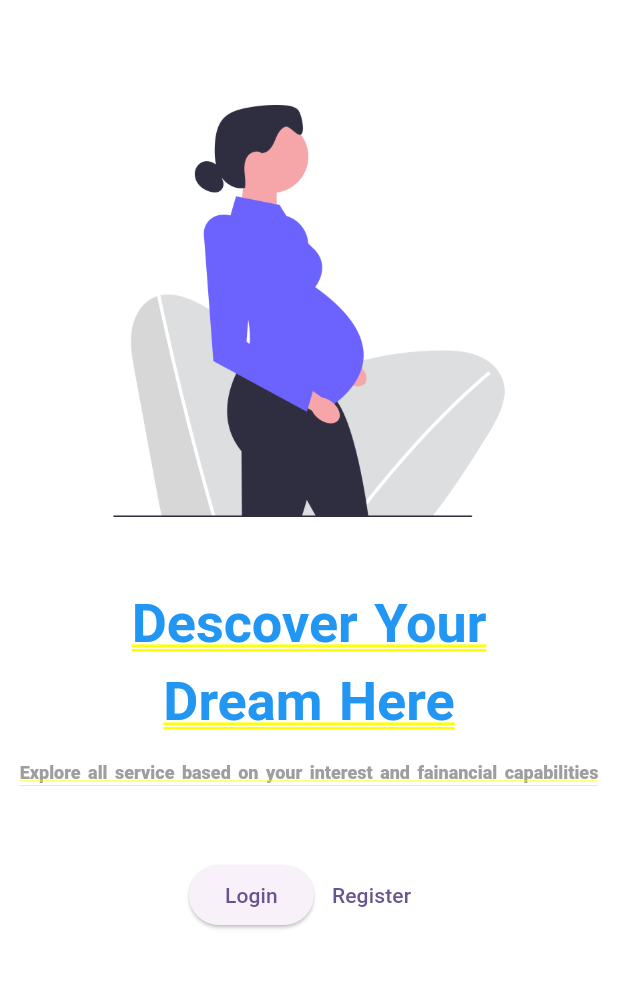
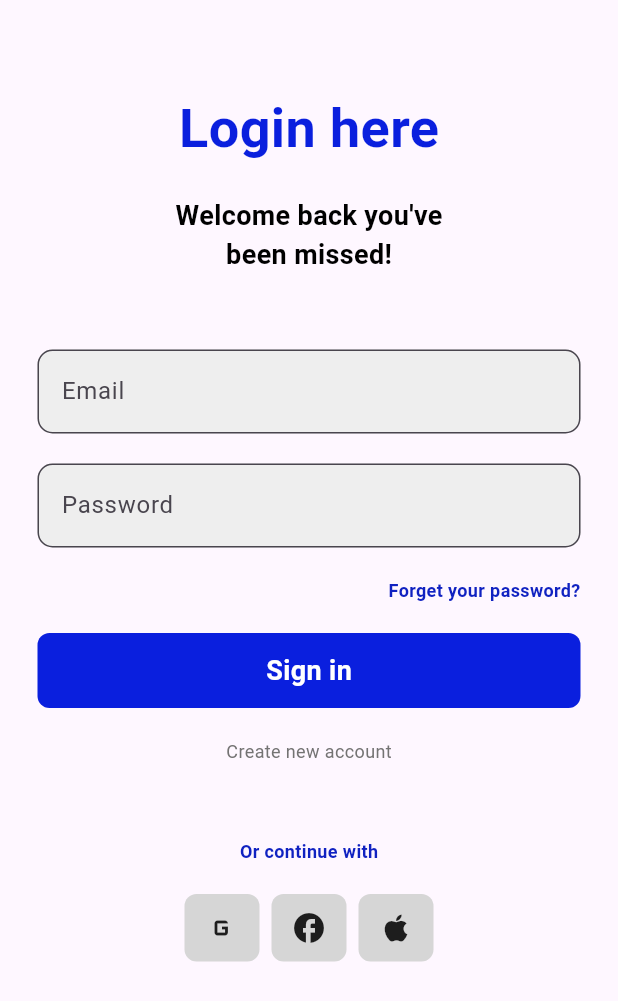
Before and after one commit to Zolayetefe/login, a Flutter app: the screen it shows after launch, after a tap on "Login", on a phone screen of 412 x 824 dp. Shown: the top 1001 px of the screen. Run offline on Flutter 3.47's test engine with Material 3 defaults, Android fonts, the phone set to English and light mode, and no system bars.

Commit message:
complate interface of login except interacttion

```diff
--- a/lib/login_register_page.dart
+++ b/lib/login_register_page.dart
@@ -5,7 +5,8 @@ class LoginRegisterPage extends StatelessWidget {
 
   @override
   Widget build(BuildContext context) {
-    return Container(
+    return Scaffold(
+      body: Container(
         color: Colors.white,
          padding: const EdgeInsets.only(top:50,bottom: 20,),
          child: Column(
@@ -26,26 +27,28 @@ class LoginRegisterPage extends StatelessWidget {
               child: const Column(
                 children: [
                    Text(
-                  "Descover Your" ,textAlign:TextAlign.center,style: TextStyle(fontFamily:'Roboto',fontSize:36,fontWeight:FontWeight.bold ,color:Colors.blue,wordSpacing: 2)),
+                    "Descover Your" ,textAlign:TextAlign.center,style: TextStyle(fontFamily:'Roboto',fontSize:36,fontWeight:FontWeight.bold ,color:Color(0xFF3A19F9),wordSpacing: 2)),
                     SizedBox(height: 10),
                      Text(
-                  "Dream Here" ,textAlign:TextAlign.center,style: TextStyle(fontFamily:'Roboto',fontSize:36,fontWeight:FontWeight.bold ,color:Colors.blue,wordSpacing: 2)),
+                    "Dream Here" ,textAlign:TextAlign.center,style: TextStyle(fontFamily:'Roboto',fontSize:36,fontWeight:FontWeight.bold ,color:Color(0xFF3A19F9),wordSpacing: 2)),
                     SizedBox(height: 20),
                     Text("Explore all service based on your interest and fainancial capabilities",textAlign: TextAlign.center,style: TextStyle(fontFamily:'Roboto',fontSize: 12,color: Colors.grey,wordSpacing: 2),)
                 ],
               )),
               SizedBox(height:50),
-            Row(
-              mainAxisAlignment: MainAxisAlignment.center,
+              Padding(padding: EdgeInsets.symmetric(horizontal: 60),
+              child: Row(
+                mainAxisAlignment: MainAxisAlignment.spaceBetween,
                 crossAxisAlignment: CrossAxisAlignment.center,
                 children: [
-                ElevatedButton(onPressed: (){}, child: const Text("Login")),
-                TextButton(onPressed: (){}, child: Text('Register'))
+                  ElevatedButton(onPressed: (){Navigator.pushNamed(context,"/login");},style:ElevatedButton.styleFrom(backgroundColor: Color(0xFF3A19F9)), child: const Text("Login",style:TextStyle(color: Colors.white)),),
+                  TextButton(onPressed: (){Navigator.pushNamed(context,'/register');}, child: Text('Register',style:TextStyle(color: Colors.black,fontWeight: FontWeight.bold,fontSize: 16)))
                 ],
-            ),
+              ),),
            ],
          ),
 
+      ),
     );
   }
 }
--- /dev/null
+++ b/lib/loginpage.dart
@@ -0,0 +1,166 @@
+import 'package:flutter/material.dart';
+
+class LoginScreen extends StatefulWidget {
+  const LoginScreen({super.key});
+
+  @override
+  State<LoginScreen> createState() => _LoginScreenState();
+}
+
+class _LoginScreenState extends State<LoginScreen> {
+  final TextEditingController emailController = TextEditingController();
+  final TextEditingController passwordController = TextEditingController();
+
+  @override
+  void dispose() {
+    // Dispose the controllers to free up resources
+    emailController.dispose();
+    passwordController.dispose();
+    super.dispose();
+  }
+
+  @override
+  Widget build(BuildContext context) {
+    return Scaffold(
+      body: Padding(
+        padding: const EdgeInsets.only(top: 60),
+        child: Column(
+          children: [
+            Text(
+              'Login here',
+              style: TextStyle(
+                fontSize: 36,
+                fontFamily: 'Roboto',
+                fontWeight: FontWeight.bold,
+                color: const Color.fromARGB(255, 10, 31, 222),
+              ),
+            ),
+            const SizedBox(height: 20),
+            const Text(
+              'Welcome back you\'ve',
+              style: TextStyle(
+                color: Colors.black,
+                fontWeight: FontWeight.bold,
+                fontSize: 18,
+                fontFamily: 'Roboto',
+              ),
+            ),
+            const Text(
+              'been missed!',
+              style: TextStyle(
+                color: Colors.black,
+                fontWeight: FontWeight.bold,
+                fontSize: 18,
+                fontFamily: 'Roboto',
+              ),
+            ),
+            const SizedBox(height: 50),
+            Padding(
+              padding: const EdgeInsets.symmetric(horizontal: 25.0),
+              child: TextField(
+                controller: emailController,
+                decoration: InputDecoration(
+                  hintText: 'Email',
+                  filled: true, // Enables the background color
+                  fillColor: Colors.grey[200], // Sets the gray background color
+                  border: OutlineInputBorder(
+                    borderRadius: BorderRadius.circular(10.0),
+                  ),
+                  focusedBorder: OutlineInputBorder(
+                    borderSide: BorderSide(color: const Color.fromARGB(255, 10, 31, 222) )
+                  )
+                ),
+              ),
+            ),
+            const SizedBox(height: 20),
+            Padding(
+              padding: const EdgeInsets.symmetric(horizontal: 25.0),
+              child: TextField(
+                controller: passwordController,
+                obscureText: true,
+                decoration: InputDecoration(
+                  hintText: 'Password',
+                  filled: true, // Enables the background color
+                  fillColor: Colors.grey[200], // Sets the gray background color
+                  border: OutlineInputBorder(
+                    borderRadius: BorderRadius.circular(10.0),
+                  ),
+                  focusedBorder: OutlineInputBorder(
+                    borderSide: BorderSide(color: const Color.fromARGB(255, 10, 31, 222) )
+                  )
+                ),
+              ),
+            ),
+            SizedBox(height: 20,),
+           Row(mainAxisAlignment: MainAxisAlignment.end,
+            children: [
+               Padding(
+                 padding: const EdgeInsets.only(right: 25),
+                 child: Text('Forget your password?',style: TextStyle(fontWeight:FontWeight.bold,fontFamily: 'roboto',fontSize: 12,color:const Color.fromARGB(255, 16, 34, 193)),),
+               )
+            ],
+           ),
+           SizedBox(height: 20,),
+           Padding(padding: EdgeInsets.symmetric(horizontal: 25),
+           child: Container(
+            height: 50,
+            width: MediaQuery.of(context).size.width,
+            decoration: BoxDecoration(
+              color: const Color.fromARGB(255, 10, 31, 222),
+              borderRadius: BorderRadius.circular(8)
+            ),
+            child:Row(
+              mainAxisAlignment: MainAxisAlignment.center,
+              crossAxisAlignment: CrossAxisAlignment.center,
+              children: [
+                Text('Sign in',style: TextStyle(color:Colors.white,fontSize: 18,fontWeight: FontWeight.bold,fontFamily: 'Roboto'),),
+              ],
+            )
+           ),
+           ),
+           SizedBox(height: 20,),
+           Row(mainAxisAlignment: MainAxisAlignment.center,
+           children: [
+            Text("Create new account" ,style: TextStyle(fontFamily: 'roboto',fontSize: 12,color: const Color.fromARGB(255, 116, 115, 115)),)
+           ],),
+SizedBox(height: 50,),
+Text('Or continue with',style: TextStyle(fontWeight:FontWeight.bold,fontFamily: 'roboto',fontSize: 12,color:const Color.fromARGB(255, 16, 34, 193)),),
+SizedBox(height: 20,),
+Row(mainAxisAlignment: MainAxisAlignment.center,
+children: [
+  Container(
+    height: 45,
+    width: 50,
+    decoration: BoxDecoration(
+      color: Colors.grey[350],
+      borderRadius: BorderRadius.circular(8),
+    ),
+    child: Icon(Icons.g_mobiledata),
+  ),
+  SizedBox(width: 8,),
+  Container(
+    height: 45,
+    width: 50,
+    decoration: BoxDecoration(
+      color: Colors.grey[350],
+      borderRadius: BorderRadius.circular(8),
+    ),
+    child: Icon(Icons.facebook_rounded),
+  ),
+  SizedBox(width: 8,),
+  Container(
+    height: 45,
+    width: 50,
+    decoration: BoxDecoration(
+      color: Colors.grey[350],
+      borderRadius: BorderRadius.circular(8),
+    ),
+    child: Icon(Icons.apple_sharp),
+  )
+],)
+          ],
+        ),
+      ),
+    );
+  }
+}
--- a/lib/main.dart
+++ b/lib/main.dart
@@ -1,6 +1,8 @@
 import 'package:flutter/material.dart';
 
 import 'login_register_page.dart';
+import 'loginpage.dart';
+import 'registerpage.dart';
 
 void main() {
   runApp(const MyApp());
@@ -19,7 +21,12 @@ class MyApp extends StatelessWidget {
         colorScheme: ColorScheme.fromSeed(seedColor: Colors.deepPurple),
         useMaterial3: true,
       ),
-      home: const LoginRegisterPage(),
+     initialRoute: "/",
+     routes: {
+      "/":(context)=> LoginRegisterPage(),
+      '/login':(context)=> LoginScreen(),
+      '/register':(context)=>RegisterScreen(),
+     },
     );
   }
 }
--- /dev/null
+++ b/lib/registerpage.dart
@@ -0,0 +1,12 @@
+import 'package:flutter/material.dart';
+
+class RegisterScreen extends StatelessWidget {
+  const RegisterScreen({super.key});
+
+  @override
+  Widget build(BuildContext context) {
+    return Scaffold(
+      appBar: AppBar(),
+    );
+  }
+}
--- a/pubspec.yaml
+++ b/pubspec.yaml
@@ -45,7 +45,7 @@ dev_dependencies:
   # activated in the `analysis_options.yaml` file located at the root of your
   # package. See that file for information about deactivating specific lint
   # rules and activating additional ones.
-  flutter_lints: ^4.0.0
+  flutter_lints: ^5.0.0
 
 # For information on the generic Dart part of this file, see the
 # following page: https://dart.dev/tools/pub/pubspec
```
Also changed, not shown: pubspec.lock. Lines whose indentation alone changed are shown as unchanged.
